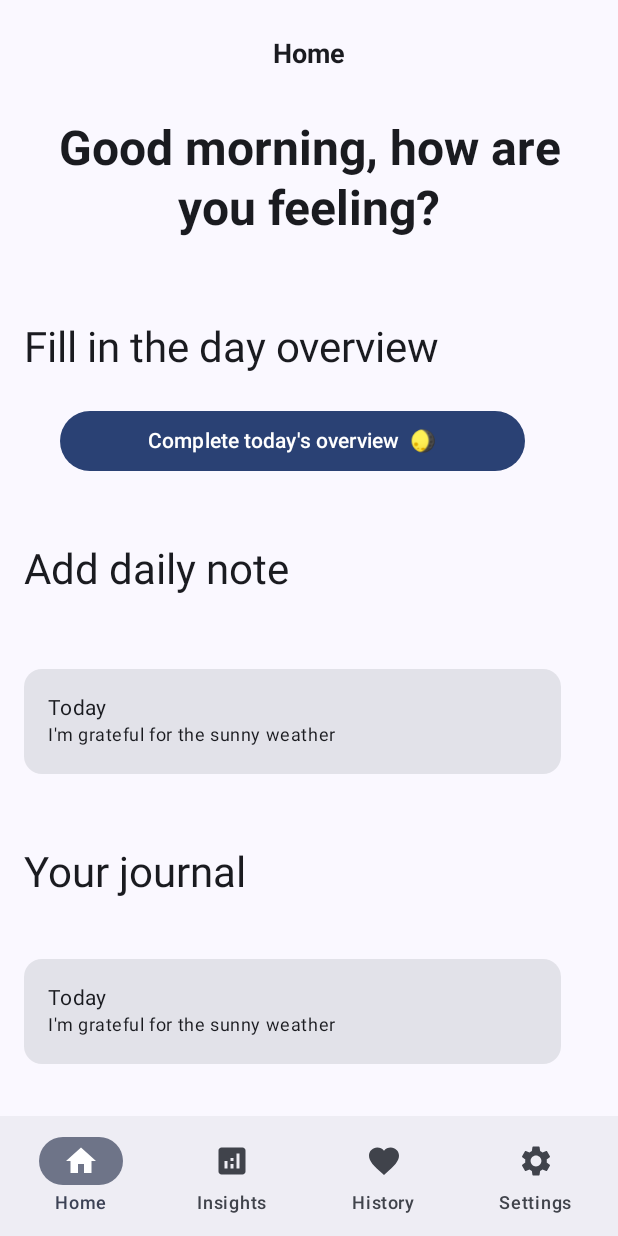
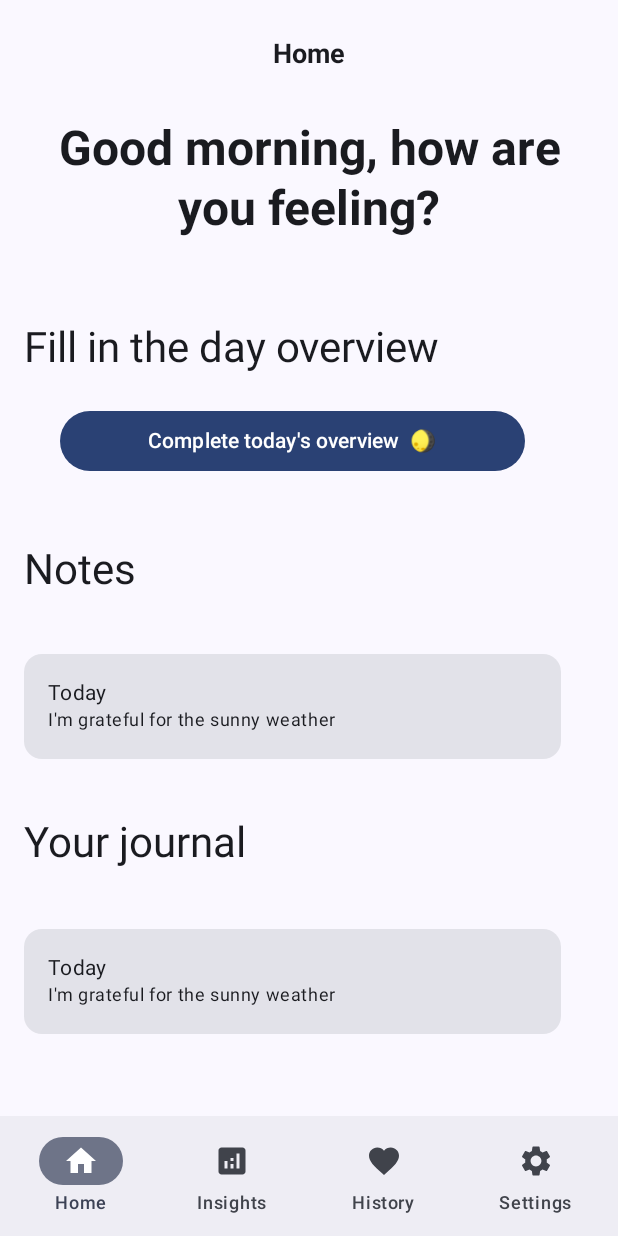
Before and after one commit to Karo555/mental-health-app, an Android app built with Jetpack Compose: the HomeScreen screen opened through its navigation route, on a phone screen of 412 x 824 dp. Run offline under Robolectric (Android 15) with nearby library versions, the phone set to English and light mode, and no system bars; our stand-ins replace Firebase (no records; nobody signed in at launch, a user with empty details on screens opened directly), livedata-compose; libraries missing offline, so code that uses them is left out: com.kizitonwose.calendar; 1 statement that could not run was skipped.

Commit message:
Added Note View and check for day overview for every day

```diff
--- a/app/src/main/java/com/edu/auri/MainActivity.kt
+++ b/app/src/main/java/com/edu/auri/MainActivity.kt
@@ -11,6 +11,7 @@ import androidx.compose.material3.Scaffold
 import androidx.compose.ui.Modifier
 import androidx.navigation.compose.rememberNavController
 import com.edu.auri.backend.dailylogs.LogDailyViewModel
+import com.edu.auri.backend.notes.NotesViewModel
 import com.edu.auri.backend.registration.AuthViewModel
 import com.edu.auri.frontend.navigation.AuriNavigation
 import com.edu.auri.ui.theme.AuriTheme
@@ -32,6 +33,7 @@ class MainActivity : ComponentActivity() {
         super.onCreate(savedInstanceState)
         val authViewModel: AuthViewModel by viewModels()
         val logDailyViewModel: LogDailyViewModel by viewModels()
+        val notesViewModel: NotesViewModel by viewModels()
 
         setContent {
             AuriTheme {
@@ -42,7 +44,8 @@ class MainActivity : ComponentActivity() {
                             modifier = Modifier.padding(innerPadding),
                             navController = navController,
                             authViewModel = authViewModel,
-                            logDailyViewModel = logDailyViewModel
+                            logDailyViewModel = logDailyViewModel,
+                            notesViewModel = notesViewModel
                         )
                         HistoryScreen(navController = navController, viewModel = logDailyViewModel)
                     }
--- /dev/null
+++ b/app/src/main/java/com/edu/auri/backend/notes/NotesViewModel.kt
@@ -0,0 +1,39 @@
+package com.edu.auri.backend.notes
+
+import android.util.Log
+import androidx.lifecycle.ViewModel
+import com.google.firebase.Firebase
+import com.google.firebase.auth.FirebaseAuth
+import com.google.firebase.firestore.firestore
+import kotlinx.coroutines.flow.MutableStateFlow
+import kotlinx.coroutines.flow.asStateFlow
+
+class NotesViewModel :ViewModel() {
+    private val  database = Firebase.firestore
+    private val auth = FirebaseAuth.getInstance()
+
+    private val _notes = MutableStateFlow<Map<String, Note>>(emptyMap())
+    val notes = _notes.asStateFlow()
+
+    fun saveNote(note: Note) {
+        val date = note.timestamp.toString()
+        val currentUser = auth.currentUser
+        if (currentUser == null) {
+            Log.e("SaveNote", "User not authenticated")
+            return
+        }
+
+        database.collection("users")
+            .document(currentUser.uid)
+            .collection("notes")
+            .document(date)
+            .set(note)
+            .addOnSuccessListener {
+                 Log.d("SaveNote", "Note saved successfully")
+            }
+            .addOnFailureListener { exception ->
+                Log.e("SaveNote", "Error saving note: ${exception.message}", exception)
+            }
+    }
+
+}
--- a/app/src/main/java/com/edu/auri/frontend/menu/HomeScreen.kt
+++ b/app/src/main/java/com/edu/auri/frontend/menu/HomeScreen.kt
@@ -17,7 +17,11 @@ import androidx.compose.material.icons.automirrored.filled.ArrowForward
 import androidx.compose.material3.*
 import androidx.compose.runtime.Composable
 import androidx.compose.runtime.LaunchedEffect
+import androidx.compose.runtime.collectAsState
+import androidx.compose.runtime.derivedStateOf
+import androidx.compose.runtime.getValue
 import androidx.compose.runtime.livedata.observeAsState
+import androidx.compose.runtime.remember
 import androidx.compose.ui.Alignment
 import androidx.compose.ui.Modifier
 import androidx.compose.ui.graphics.Color
@@ -27,10 +31,13 @@ import androidx.compose.ui.text.style.TextAlign
 import androidx.compose.ui.unit.dp
 import androidx.compose.ui.unit.sp
 import androidx.navigation.NavController
+import com.edu.auri.backend.dailylogs.LogDailyViewModel
 import com.edu.auri.backend.registration.AuthState
 import com.edu.auri.backend.registration.AuthViewModel
 import com.edu.auri.frontend.components.BottomBar
+import java.time.LocalDate
 import java.util.Calendar
+
 
 /**
 
@@ -41,8 +48,11 @@ import java.util.Calendar
  */
 
 @Composable
-fun HomeScreen(modifier: Modifier = Modifier, navController: NavController,
-               authViewModel: AuthViewModel) {
+fun HomeScreen(
+    modifier: Modifier = Modifier, navController: NavController,
+    authViewModel: AuthViewModel, viewModel: LogDailyViewModel
+) {
+    val dailyLogs by viewModel.dailyLogs.collectAsState()
     val authState = authViewModel.authState.observeAsState()
     LaunchedEffect(authState.value) {
         when (authState.value) {
@@ -124,23 +134,8 @@ fun HomeScreen(modifier: Modifier = Modifier, navController: NavController,
                         )
                     }
                 }
-                item {
-                    Row(
-                        modifier = Modifier
-                            .width(390.dp)
-                            .height(64.dp)
-                            .padding(start = 16.dp, top = 12.dp, end = 16.dp, bottom = 12.dp),
-                        horizontalArrangement = Arrangement.spacedBy(12.dp, Alignment.CenterHorizontally),
-                        verticalAlignment = Alignment.Top,
-                    ) {
-                        Button(
-                            onClick = { navController.navigate("dayoverview") },
-                            Modifier.width(310.dp)
-                        ) {
-                            Text("Complete today's overview  \uD83C\uDF16")
-                        }
-                    }
-                }
+                item { DayOverviewButton(viewModel, navController) }
+//
                 item { Spacer(modifier = Modifier.height(24.dp)) }
 
 
@@ -154,20 +149,21 @@ fun HomeScreen(modifier: Modifier = Modifier, navController: NavController,
                     ) {
 
                         Text(
-                            text = "Add daily note",
+                            text = "Notes",
                             style = MaterialTheme.typography.headlineMedium
                         )
                     }
                 }
 
-                item { Spacer(modifier = Modifier.height(24.dp)) }
+                item { Spacer(modifier = Modifier.height(14.dp)) }
 
                 item {
                     Box(
-                        modifier = Modifier.width(390.dp)
+                        modifier = Modifier
+                            .width(390.dp)
                             .padding(start = 16.dp, top = 12.dp, end = 16.dp, bottom = 12.dp),
 
-                    ) {
+                        ) {
                         Card(
                             modifier = Modifier
                                 .width(380.dp)
@@ -186,25 +182,7 @@ fun HomeScreen(modifier: Modifier = Modifier, navController: NavController,
                     }
                 }
 
-//                item {
-//                    Row(
-//                        modifier = Modifier
-//                            .width(390.dp)
-//                            .height(64.dp)
-//                            .padding(start = 16.dp, top = 12.dp, end = 16.dp, bottom = 12.dp),
-//                        horizontalArrangement = Arrangement.spacedBy(12.dp, Alignment.CenterHorizontally),
-//                        verticalAlignment = Alignment.Top,
-//                    ) {
-//                        Button(
-//                            onClick = { /* Record mood action */ },
-//                            modifier = Modifier.width(310.dp),
-//                        ) {
-//                            Text("Write a note")
-//                        }
-//                    }
-//                }
-
-                item { Spacer(modifier = Modifier.height(24.dp)) }
+                item { Spacer(modifier = Modifier.height(14.dp)) }
                 item {
                     Row(
                         modifier = Modifier
@@ -222,10 +200,11 @@ fun HomeScreen(modifier: Modifier = Modifier, navController: NavController,
                 item { Spacer(modifier = Modifier.height(15.dp)) }
                 item {
                     Box(
-                        modifier = Modifier.width(390.dp)
+                        modifier = Modifier
+                            .width(390.dp)
                             .padding(start = 16.dp, top = 12.dp, end = 16.dp, bottom = 12.dp),
 
-                    ) {
+                        ) {
                         Card(
                             modifier = Modifier
                                 .width(380.dp)
@@ -243,13 +222,11 @@ fun HomeScreen(modifier: Modifier = Modifier, navController: NavController,
                 }
 
 
-
-
-
             }
         }
     }
 }
+
 
 /**
  * Composable function that represents a mood selection button.
@@ -320,3 +297,80 @@ fun getGreeting(): String {
         else -> "Good evening"
     }
 }
+
+
+
+/**
+ * Composable function that displays a button for day overview.
+ *
+ * This function checks if today's log exists and displays either a completed day overview or an active day overview.
+ *
+ * @param viewModel The view model for managing daily logs data.
+ * @param navController The navigation controller for handling screen navigation.
+ */
+@Composable
+fun DayOverviewButton(viewModel: LogDailyViewModel, navController: NavController) {
+
+    val dailyLogs by viewModel.dailyLogs.collectAsState()
+    val today = remember { LocalDate.now().toString() }
+
+    // Continuously check if today's log exists
+    val hasCompletedToday by remember(dailyLogs) {
+        derivedStateOf { dailyLogs.containsKey(today) }
+    }
+
+    if (hasCompletedToday) {
+        CompletedDayOverview()
+    } else {
+        DailyOverviewActive(navController)
+    }
+}
+
+/**
+ * Composable function that displays a completed day overview.
+ *
+ * This function displays a card with a congratulatory message when the user has completed today's overview.
+ */
+@Composable
+fun CompletedDayOverview() {
+    Box(
+        modifier = Modifier
+            .width(390.dp)
+            .padding(start = 16.dp, top = 12.dp, end = 16.dp, bottom = 12.dp),
+
+        ) {
+
+        Card(
+            modifier = Modifier
+                .width(380.dp)
+                .height(90.dp),
+        ) {
+            Column(modifier = Modifier.padding(16.dp)) {
+                Text(
+                    "Great job! You've completed today's overview  \uD83C\uDF16\n",
+                    style = MaterialTheme.typography.bodyLarge
+                )
+            }
+        }
+    }
+
+}
+
+@Composable
+fun DailyOverviewActive(navController: NavController) {
+    Row(
+        modifier = Modifier
+            .width(390.dp)
+            .height(64.dp)
+            .padding(start = 16.dp, top = 12.dp, end = 16.dp, bottom = 12.dp),
+        horizontalArrangement = Arrangement.spacedBy(12.dp, Alignment.CenterHorizontally),
+        verticalAlignment = Alignment.Top,
+    ) {
+        Button(
+            onClick = { navController.navigate("dayoverview") },
+            Modifier.width(310.dp)
+        ) {
+            Text("Complete today's overview  \uD83C\uDF16")
+        }
+    }
+}
--- a/app/src/main/java/com/edu/auri/frontend/navigation/AuriNavigation.kt
+++ b/app/src/main/java/com/edu/auri/frontend/navigation/AuriNavigation.kt
@@ -7,6 +7,7 @@ import androidx.navigation.compose.NavHost
 import androidx.navigation.compose.composable
 import androidx.navigation.compose.rememberNavController
 import com.edu.auri.backend.dailylogs.LogDailyViewModel
+import com.edu.auri.backend.notes.NotesViewModel
 import com.edu.auri.backend.registration.AuthViewModel
 import com.edu.auri.frontend.dayoverview.DayOverviewScreen
 import com.edu.auri.frontend.history.HistoryScreen
@@ -34,6 +35,7 @@ fun AuriNavigation(
     modifier: Modifier = Modifier,
     authViewModel: AuthViewModel,
     logDailyViewModel: LogDailyViewModel,
+    notesViewModel: NotesViewModel,
     navController: NavHostController
 ) {
     val navController = rememberNavController()
@@ -46,7 +48,7 @@ fun AuriNavigation(
                 WelcomeScreen(modifier, navController, authViewModel)
             }
             composable("home") {
-                HomeScreen(modifier, navController, authViewModel)
+                HomeScreen(modifier, navController, authViewModel, logDailyViewModel)
             }
             composable("signup") {
                 RegistrationScreen(modifier, navController, authViewModel)
@@ -68,7 +70,7 @@ fun AuriNavigation(
                 DayOverviewScreen(modifier, navController, logDailyViewModel)
             }
             composable("notes") {
-                NotesScreen(navController)
+                NotesScreen(navController, notesViewModel, logDailyViewModel)
             }
 
 //            composable("Journal") {
```
Also changed, not shown: app/src/main/java/com/edu/auri/backend/dailylogs/depreciated_DailyLogsAdapter.kt (deleted, +0 -36 lines), app/src/main/java/com/edu/auri/backend/notes/Note.kt (added, +9 -0 lines), app/src/main/java/com/edu/auri/frontend/dayoverview/DayOverview.kt (+8 -0 lines), app/src/main/java/com/edu/auri/frontend/notes/Notes Screen.kt (+10 -2 lines).
